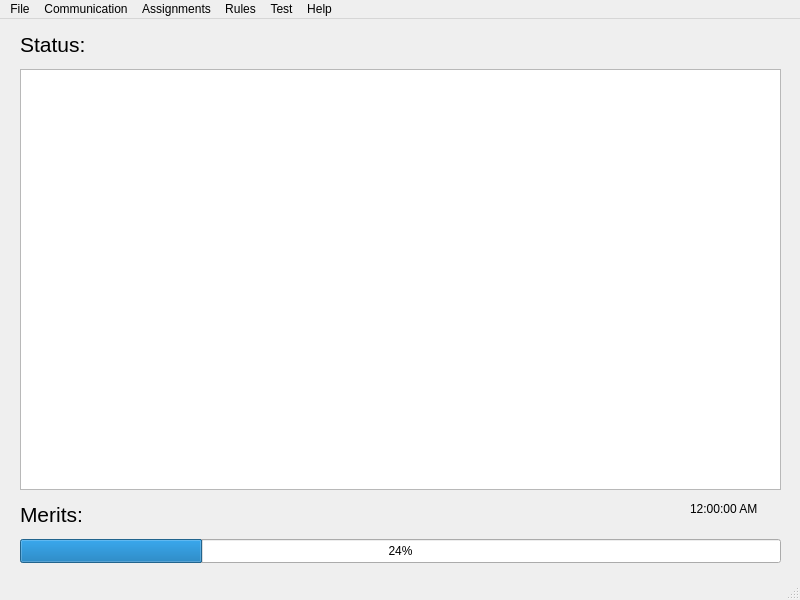
This is cyberdom.ui in MijersOne/CyberDom-Qt as Qt 5 draws it before an edit. The edited form follows.
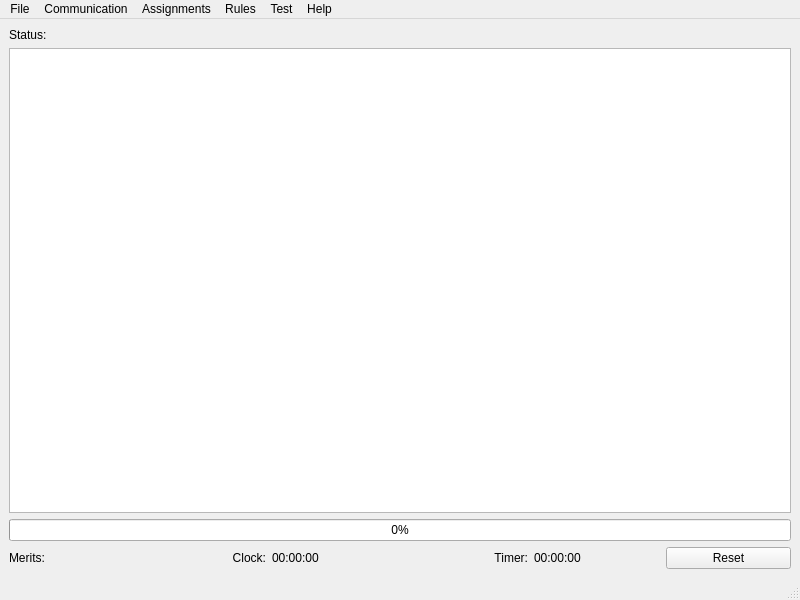
This is the edited form.

Diff of the .ui file:
```diff
--- a/cyberdom.ui
+++ b/cyberdom.ui
@@ -14,102 +14,120 @@
    <string>CyberDom</string>
   </property>
   <widget class="QWidget" name="centralwidget">
-   <widget class="QTextBrowser" name="textBrowser">
-    <property name="geometry">
-     <rect>
-      <x>20</x>
-      <y>50</y>
-      <width>761</width>
-      <height>421</height>
-     </rect>
-    </property>
-   </widget>
-   <widget class="QLabel" name="lbl_Merits">
-    <property name="geometry">
-     <rect>
-      <x>20</x>
-      <y>480</y>
-      <width>121</width>
-      <height>31</height>
-     </rect>
-    </property>
-    <property name="font">
-     <font>
-      <pointsize>16</pointsize>
-     </font>
-    </property>
-    <property name="text">
-     <string>Merits:</string>
-    </property>
-   </widget>
-   <widget class="QProgressBar" name="progressBar">
-    <property name="geometry">
-     <rect>
-      <x>20</x>
-      <y>520</y>
-      <width>761</width>
-      <height>24</height>
-     </rect>
-    </property>
-    <property name="sizePolicy">
-     <sizepolicy hsizetype="Expanding" vsizetype="Fixed">
-      <horstretch>0</horstretch>
-      <verstretch>0</verstretch>
-     </sizepolicy>
-    </property>
-    <property name="minimumSize">
-     <size>
-      <width>0</width>
-      <height>0</height>
-     </size>
-    </property>
-    <property name="sizeIncrement">
-     <size>
-      <width>0</width>
-      <height>0</height>
-     </size>
-    </property>
-    <property name="baseSize">
-     <size>
-      <width>0</width>
-      <height>0</height>
-     </size>
-    </property>
-    <property name="value">
-     <number>24</number>
-    </property>
-   </widget>
-   <widget class="QLabel" name="lbl_Status">
-    <property name="geometry">
-     <rect>
-      <x>20</x>
-      <y>10</y>
-      <width>491</width>
-      <height>31</height>
-     </rect>
-    </property>
-    <property name="font">
-     <font>
-      <pointsize>16</pointsize>
-     </font>
-    </property>
-    <property name="text">
-     <string>Status:</string>
-    </property>
-   </widget>
-   <widget class="QLabel" name="clockLabel">
-    <property name="geometry">
-     <rect>
-      <x>690</x>
-      <y>480</y>
-      <width>91</width>
-      <height>20</height>
-     </rect>
-    </property>
-    <property name="text">
-     <string>12:00:00 AM</string>
-    </property>
-   </widget>
+   <layout class="QVBoxLayout" name="verticalLayout">
+    <item>
+     <widget class="QLabel" name="lbl_Status">
+      <property name="sizePolicy">
+       <sizepolicy hsizetype="Preferred" vsizetype="Preferred">
+        <horstretch>0</horstretch>
+        <verstretch>0</verstretch>
+       </sizepolicy>
+      </property>
+      <property name="text">
+       <string>Status:</string>
+      </property>
+     </widget>
+    </item>
+    <item>
+     <widget class="QTextBrowser" name="textBrowser">
+      <property name="sizePolicy">
+       <sizepolicy hsizetype="Expanding" vsizetype="Expanding">
+        <horstretch>0</horstretch>
+        <verstretch>0</verstretch>
+       </sizepolicy>
+      </property>
+     </widget>
+    </item>
+    <item>
+     <widget class="QProgressBar" name="progressBar">
+      <property name="sizePolicy">
+       <sizepolicy hsizetype="Expanding" vsizetype="Preferred">
+        <horstretch>0</horstretch>
+        <verstretch>0</verstretch>
+       </sizepolicy>
+      </property>
+      <property name="value">
+       <number>0</number>
+      </property>
+     </widget>
+    </item>
+    <item>
+     <layout class="QHBoxLayout" name="bottomLayout">
+      <item>
+       <widget class="QLabel" name="lbl_Merits">
+        <property name="sizePolicy">
+         <sizepolicy hsizetype="Preferred" vsizetype="Preferred">
+          <horstretch>0</horstretch>
+          <verstretch>0</verstretch>
+         </sizepolicy>
+        </property>
+        <property name="text">
+         <string>Merits:</string>
+        </property>
+       </widget>
+      </item>
+      <item>
+       <widget class="QLabel" name="lbl_Clock">
+        <property name="text">
+         <string>Clock:</string>
+        </property>
+        <property name="alignment">
+         <set>Qt::AlignmentFlag::AlignRight|Qt::AlignmentFlag::AlignTrailing|Qt::AlignmentFlag::AlignVCenter</set>
+        </property>
+       </widget>
+      </item>
+      <item>
+       <widget class="QLabel" name="clockLabel">
+        <property name="sizePolicy">
+         <sizepolicy hsizetype="Preferred" vsizetype="Preferred">
+          <horstretch>0</horstretch>
+          <verstretch>0</verstretch>
+         </sizepolicy>
+        </property>
+        <property name="text">
+         <string>00:00:00</string>
+        </property>
+       </widget>
+      </item>
+      <item>
+       <widget class="QLabel" name="lbl_Timer">
+        <property name="text">
+         <string>Timer:</string>
+        </property>
+        <property name="alignment">
+         <set>Qt::AlignmentFlag::AlignRight|Qt::AlignmentFlag::AlignTrailing|Qt::AlignmentFlag::AlignVCenter</set>
+        </property>
+       </widget>
+      </item>
+      <item>
+       <widget class="QLabel" name="timerLabel">
+        <property name="sizePolicy">
+         <sizepolicy hsizetype="Preferred" vsizetype="Preferred">
+          <horstretch>0</horstretch>
+          <verstretch>0</verstretch>
+         </sizepolicy>
+        </property>
+        <property name="text">
+         <string>00:00:00</string>
+        </property>
+       </widget>
+      </item>
+      <item>
+       <widget class="QPushButton" name="resetTimer">
+        <property name="sizePolicy">
+         <sizepolicy hsizetype="Preferred" vsizetype="Preferred">
+          <horstretch>0</horstretch>
+          <verstretch>0</verstretch>
+         </sizepolicy>
+        </property>
+        <property name="text">
+         <string>Reset</string>
+        </property>
+       </widget>
+      </item>
+     </layout>
+    </item>
+   </layout>
   </widget>
   <widget class="QMenuBar" name="menubar">
    <property name="geometry">
```
Left out of the diff: 48 changed lines with no effect on the pictures.
